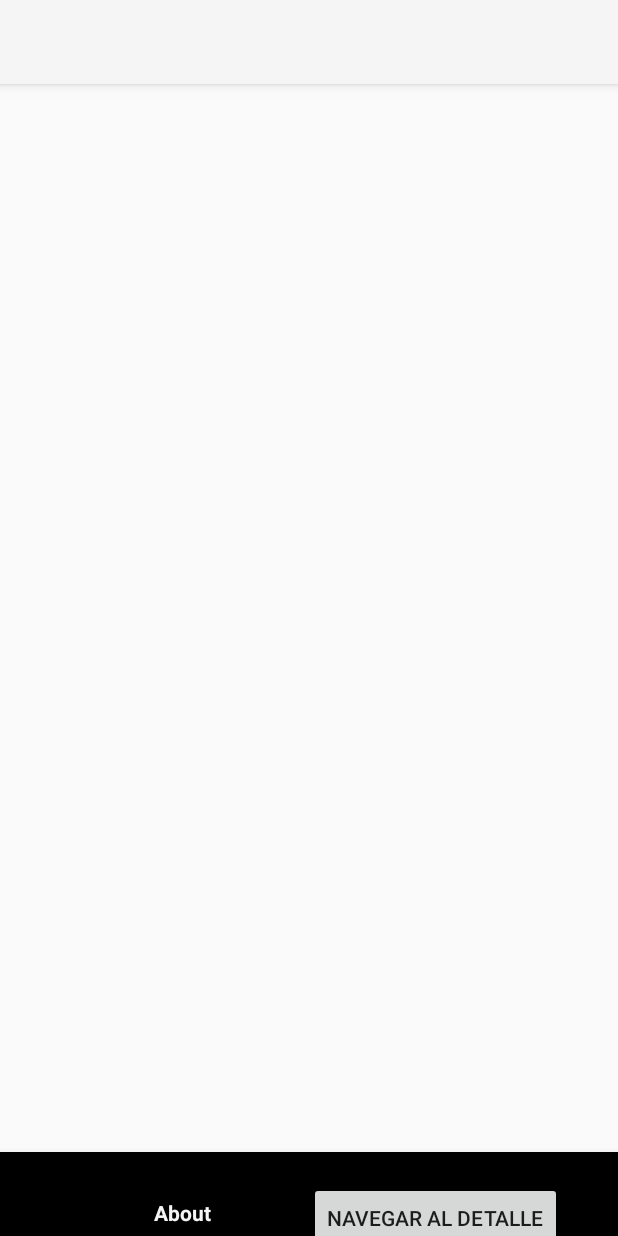
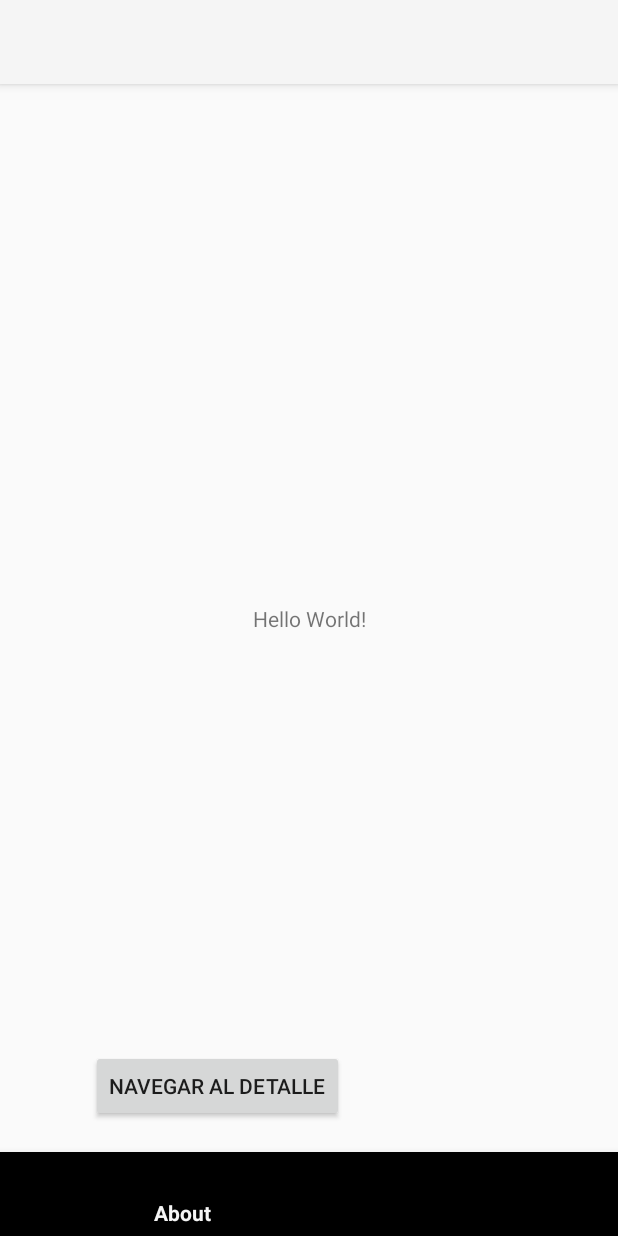
Before and after one commit to alexfarina/DI, an Android app: the screen it shows after launch (MainActivity), item 2 of the bottom bar chosen, on a phone screen of 412 x 824 dp. Run offline under Robolectric (Android 15) with nearby library versions, the phone set to English and light mode, and no system bars.

Commit message:
Ejercicio 5

```diff
--- a/sprint3android/app/src/main/java/com/example/mycatalog/MainActivity.java
+++ b/sprint3android/app/src/main/java/com/example/mycatalog/MainActivity.java
@@ -19,10 +19,7 @@ public class MainActivity extends AppCompatActivity {
 
         fragmentContainer = findViewById(R.id.fragment_container);
 
-        getSupportFragmentManager()
-                .beginTransaction()
-                .replace(R.id.fragment_container, new AboutFragment())
-                .commit();
+        getSupportFragmentManager().beginTransaction().replace(R.id.fragment_container, new AboutFragment()).commit();
 
         BottomNavigationView bar = findViewById(R.id.bottomNavigation);
 
@@ -32,17 +29,11 @@ public class MainActivity extends AppCompatActivity {
                 fragmentContainer.removeAllViews();
 
                 if (item.getItemId() == R.id.aboutfragment) {
-                    getSupportFragmentManager()
-                            .beginTransaction()
-                            .replace(R.id.aboutfragment, new AboutFragment())
-                            .commit();
+                    getSupportFragmentManager().beginTransaction().replace(R.id.fragment_container, new AboutFragment()).commit();
                 }
 
                 if (item.getItemId() == R.id.catalogfragment) {
-                    getSupportFragmentManager()
-                            .beginTransaction()
-                            .replace(R.id.catalogfragment, new CatalogFragment())
-                            .commit();
+                    getSupportFragmentManager().beginTransaction().replace(R.id.fragment_container, new CatalogFragment()).commit();
                 }
 
                 return false;
--- a/sprint3android/app/src/main/res/drawable/shape_oval.xml
+++ b/sprint3android/app/src/main/res/drawable/shape_oval.xml
@@ -1,5 +1,5 @@
 <?xml version="1.0" encoding="utf-8"?>
 <shape xmlns:android="http://schemas.android.com/apk/res/android"
     android:shape="oval">
-    <solid android:color="@android:color/darker_gray"/>
+    <solid android:color="@android:color/darker_gray" />
 </shape>
--- a/sprint3android/app/src/main/res/layout-land/activity_detail.xml
+++ b/sprint3android/app/src/main/res/layout-land/activity_detail.xml
@@ -26,6 +26,7 @@
         android:background="@drawable/shape_oval"
         android:scaleType="centerCrop"
         />
+    <!--     android:src="@drawable/perro" -->
     <TextView
         android:id="@+id/descripcionDetail"
         android:layout_width="0dp"
--- a/sprint3android/app/src/main/res/layout/activity_detail.xml
+++ b/sprint3android/app/src/main/res/layout/activity_detail.xml
@@ -30,6 +30,7 @@
         android:background="@drawable/shape_oval"
         android:scaleType="centerCrop"
         />
+    <!--     android:src="@drawable/perro" -->
     <TextView
         android:id="@+id/descripcionDetail"
         android:layout_width="0dp"
--- a/sprint3android/app/src/main/res/layout/activity_main.xml
+++ b/sprint3android/app/src/main/res/layout/activity_main.xml
@@ -8,20 +8,20 @@
         android:id="@+id/fragment_container"
         android:layout_width="0dp"
         android:layout_height="0dp"
-        app:layout_constraintTop_toTopOf="parent"
         app:layout_constraintBottom_toTopOf="@id/bottomNavigation"
+        app:layout_constraintEnd_toEndOf="parent"
         app:layout_constraintStart_toStartOf="parent"
-        app:layout_constraintEnd_toEndOf="parent"/>
+        app:layout_constraintTop_toTopOf="parent" />
 
     <com.google.android.material.bottomnavigation.BottomNavigationView
         android:id="@+id/bottomNavigation"
         android:layout_width="0dp"
         android:layout_height="wrap_content"
+        app:labelVisibilityMode="labeled"
+        app:layout_constraintBottom_toBottomOf="parent"
+        app:layout_constraintEnd_toEndOf="parent"
         app:layout_constraintStart_toStartOf="parent"
-        app:layout_constraintEnd_toEndOf="parent"
-        app:layout_constraintBottom_toBottomOf="parent"
-        app:menu="@menu/menu"
-        app:labelVisibilityMode="labeled"/>
+        app:menu="@menu/menu" />
 
 
 </androidx.constraintlayout.widget.ConstraintLayout>
--- a/sprint3android/app/src/main/res/layout/catalog_fragment.xml
+++ b/sprint3android/app/src/main/res/layout/catalog_fragment.xml
@@ -8,6 +8,7 @@
     tools:context=".CatalogFragment">
 
     <TextView
+        android:id="@+id/textView"
         android:layout_width="wrap_content"
         android:layout_height="wrap_content"
         android:text="Hello World!"
@@ -20,12 +21,12 @@
         android:id="@+id/btnDetail"
         android:layout_width="wrap_content"
         android:layout_height="wrap_content"
+        android:layout_marginBottom="20dp"
         android:text="Navegar al detalle"
-        app:layout_constraintStart_toStartOf="parent"
+        app:layout_constraintBottom_toBottomOf="parent"
         app:layout_constraintEnd_toEndOf="parent"
-        app:layout_constraintTop_toTopOf="parent"
         app:layout_constraintHorizontal_bias="0.25"
-        android:layout_marginTop="20dp" />
+        app:layout_constraintStart_toStartOf="parent" />
 
 
 </androidx.constraintlayout.widget.ConstraintLayout>
```
Also changed, not shown: sprint3android/app/src/main/res/drawable/perro.jpg (added), 1 other file.
